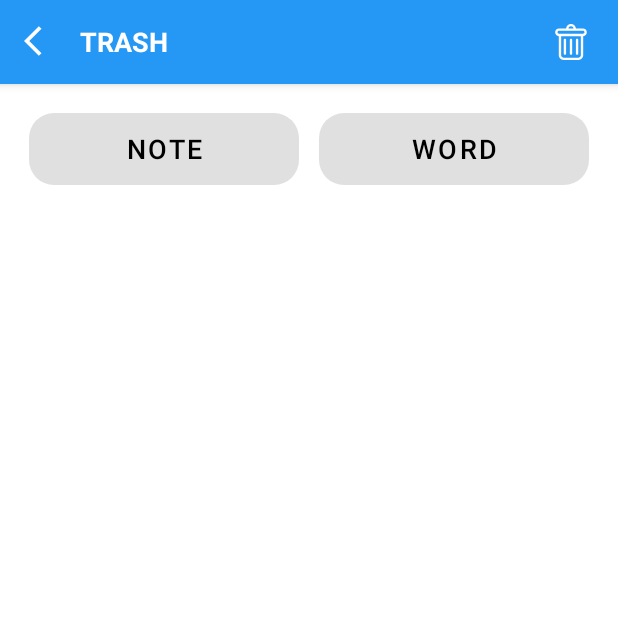
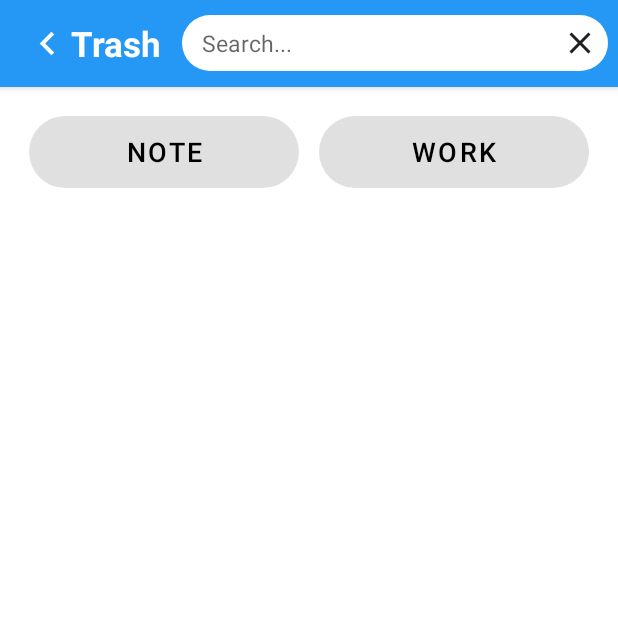
Before and after one commit to thaonguyenhuu251/Notes, an Android app: the TrashActivity screen opened directly, with no data from a screen before it, on a phone screen of 412 x 824 dp, the top half of it. Run offline under Robolectric (Android 15) with nearby library versions, the phone set to English and light mode, and no system bars; our stand-ins replace sdp/ssp sizes.

Commit message:
update layout trash setting, dialog delete, create layout fragment markbook  by nguyen gam

```diff
--- a/app/src/main/java/com/example/notes/ChartFragment.kt
+++ b/app/src/main/java/com/example/notes/ChartFragment.kt
@@ -34,7 +34,7 @@ class ChartFragment : Fragment() {
         savedInstanceState: Bundle?
     ): View? {
         // Inflate the layout for this fragment
-        return inflater.inflate(R.layout.fragment_chart, container, false)
+        return inflater.inflate(R.layout.fragment_markbook, container, false)
     }
 
     companion object {
--- a/app/src/main/java/com/example/notes/TrashActivity.kt
+++ b/app/src/main/java/com/example/notes/TrashActivity.kt
@@ -6,6 +6,6 @@ import android.os.Bundle
 class TrashActivity : AppCompatActivity() {
     override fun onCreate(savedInstanceState: Bundle?) {
         super.onCreate(savedInstanceState)
-        setContentView(R.layout.activity_trash)
+        setContentView(R.layout.trash_setting)
     }
 }
--- a/app/src/main/res/drawable/custom_circle_editext.xml
+++ b/app/src/main/res/drawable/custom_circle_button.xml
@@ -2,5 +2,5 @@
 <shape xmlns:android="http://schemas.android.com/apk/res/android"
     android:shape="rectangle">
     <solid android:color="@color/white"/>
-    <corners android:radius="@dimen/_13sdp"/>
+    <corners android:radius="@dimen/_20sdp"/>
 </shape>
--- /dev/null
+++ b/app/src/main/res/drawable/ic_baseline.xml
@@ -0,0 +1,10 @@
+<vector xmlns:android="http://schemas.android.com/apk/res/android"
+    android:width="@dimen/_24sdp"
+    android:height="@dimen/_24sdp"
+    android:tint="#212020"
+    android:viewportWidth="24"
+    android:viewportHeight="24">
+    <path
+        android:fillColor="@android:color/white"
+        android:pathData="M15.41,7.41L14,6l-6,6 6,6 1.41,-1.41L10.83,12z" />
+</vector>
--- a/app/src/main/res/layout/activity_trash.xml
+++ /dev/null
@@ -1,95 +0,0 @@
-<?xml version="1.0" encoding="utf-8"?>
-<androidx.constraintlayout.widget.ConstraintLayout
-    xmlns:android="http://schemas.android.com/apk/res/android"
-    xmlns:tools="http://schemas.android.com/tools"
-    android:layout_width="match_parent"
-    android:layout_height="match_parent"
-    xmlns:app="http://schemas.android.com/apk/res-auto"
-    tools:context=".TrashActivity">
-    <com.google.android.material.appbar.AppBarLayout
-        android:id="@+id/appBarLayout"
-        android:layout_width="match_parent"
-        android:layout_height="wrap_content"
-        app:layout_constraintEnd_toEndOf="parent"
-        app:layout_constraintStart_toStartOf="parent"
-        app:layout_constraintTop_toTopOf="parent">
-
-        <androidx.appcompat.widget.Toolbar
-            android:id="@+id/toolbar"
-            android:layout_width="match_parent"
-            android:layout_height="wrap_content"
-            android:background="@color/background_general"
-            android:minHeight="?attr/actionBarSize"
-            android:theme="?attr/actionBarTheme">
-
-            <TextView
-                android:id="@+id/txtBack"
-                android:layout_width="wrap_content"
-                android:layout_height="wrap_content"
-                android:layout_gravity="center_vertical"
-                android:drawablePadding="@dimen/_10sdp"
-                android:drawableTint="@color/white"
-                android:paddingVertical="@dimen/_5sdp"
-                android:text="TRASH"
-                android:textColor="@color/white"
-                android:textSize="@dimen/_14ssp"
-                android:textStyle="bold"
-                app:drawableStartCompat="@drawable/ic_arrow_back" />
-
-            <ImageView
-                android:layout_width="wrap_content"
-                android:layout_height="wrap_content"
-                android:layout_gravity="end"
-                android:layout_marginEnd="@dimen/_15sdp"
-                android:src="@drawable/ic_trash"
-                app:tint="@color/white" />
-        </androidx.appcompat.widget.Toolbar>
-    </com.google.android.material.appbar.AppBarLayout>
-
-    <LinearLayout
-        android:id="@+id/llTrash"
-        android:layout_width="match_parent"
-        android:layout_height="wrap_content"
-        android:orientation="horizontal"
-        app:layout_constraintTop_toBottomOf="@+id/appBarLayout"
-        android:layout_margin="@dimen/_15sdp">
-        <Button
-            android:id="@+id/btnTrashNote"
-            android:layout_width="0dp"
-            android:layout_weight="1"
-            android:layout_height="wrap_content"
-            android:text="Note"
-            android:textColor="@color/black"
-            android:textSize="@dimen/_14ssp"
-            android:enabled="false"
-            android:background="@drawable/custom_circle_editext"
-            android:layout_marginEnd="@dimen/_5sdp"/>
-
-        <Button
-            android:id="@+id/btnTrashWord"
-            android:layout_width="0dp"
-            android:layout_weight="1"
-            android:layout_height="wrap_content"
-            android:text="word"
-            android:textColor="@color/black"
-            android:textSize="@dimen/_14ssp"
-            android:enabled="false"
-            android:background="@drawable/custom_circle_editext"
-            android:layout_marginStart="@dimen/_5sdp"/>
-    </LinearLayout>
-
-    <ScrollView
-        android:layout_width="match_parent"
-        android:layout_height="wrap_content"
-        android:layout_margin="@dimen/_10sdp"
-        app:layout_constraintEnd_toEndOf="parent"
-        app:layout_constraintHorizontal_bias="0.0"
-        app:layout_constraintStart_toStartOf="parent"
-        app:layout_constraintTop_toBottomOf="@+id/llTrash">
-
-        <androidx.recyclerview.widget.RecyclerView
-            android:id="@+id/rcvTrash"
-            android:layout_width="wrap_content"
-            android:layout_height="match_parent"/>
-    </ScrollView>
-</androidx.constraintlayout.widget.ConstraintLayout>
--- /dev/null
+++ b/app/src/main/res/layout/trash_setting.xml
@@ -0,0 +1,132 @@
+<?xml version="1.0" encoding="utf-8"?>
+<androidx.constraintlayout.widget.ConstraintLayout xmlns:android="http://schemas.android.com/apk/res/android"
+    xmlns:app="http://schemas.android.com/apk/res-auto"
+    xmlns:tools="http://schemas.android.com/tools"
+    android:layout_width="match_parent"
+    android:layout_height="match_parent"
+    tools:context=".TrashActivity">
+
+    <com.google.android.material.appbar.AppBarLayout
+        android:id="@+id/appBarLayout"
+        android:layout_width="match_parent"
+        android:layout_height="wrap_content"
+        app:layout_anchorGravity="top"
+        app:layout_constraintEnd_toEndOf="parent"
+        app:layout_constraintStart_toStartOf="parent"
+        app:layout_constraintTop_toTopOf="parent">
+
+        <androidx.appcompat.widget.Toolbar
+            android:id="@+id/toolbar"
+            android:layout_width="match_parent"
+            android:layout_height="wrap_content"
+            android:background="@color/background_general"
+            android:elevation="@dimen/_10sdp">
+
+            <TextView
+                android:id="@+id/imgBackTrash"
+                android:layout_width="wrap_content"
+                android:layout_height="wrap_content"
+                android:layout_gravity="center_vertical"
+                android:layout_marginEnd="@dimen/_10sdp"
+                android:drawableStart="@drawable/ic_baseline"
+                android:paddingVertical="@dimen/_10sdp"
+                android:text="Trash"
+                android:textColor="@color/white"
+                android:textSize="@dimen/_18sdp"
+                android:textStyle="bold"
+                app:drawableTint="@color/white"
+                app:tint="@color/white" />
+
+            <RelativeLayout
+                android:id="@+id/rltSearch"
+                android:layout_width="match_parent"
+                android:layout_height="wrap_content"
+                android:layout_gravity="center_vertical"
+                android:layout_marginHorizontal="@dimen/_5sdp"
+                android:layout_marginVertical="@dimen/_7sdp"
+                android:background="@drawable/bg_search">
+
+                <EditText
+                    android:id="@+id/edtSearchTrash"
+                    android:layout_width="match_parent"
+                    android:layout_height="match_parent"
+                    android:layout_alignTop="@id/imgClose"
+                    android:layout_alignBottom="@id/imgClose"
+                    android:layout_alignParentStart="true"
+                    android:layout_gravity="center_vertical"
+                    android:layout_toStartOf="@+id/imgClose"
+                    android:background="@null"
+                    android:gravity="center_vertical"
+                    android:hint="Search..."
+                    android:inputType="text"
+                    android:maxLines="1"
+                    android:paddingHorizontal="@dimen/_10sdp"
+                    android:singleLine="true"
+                    android:textColor="@color/black"
+                    android:textCursorDrawable="@color/background_general"
+                    android:textSize="@dimen/_12ssp"
+                    app:drawableTint="@color/white" />
+
+                <ImageView
+                    android:id="@+id/imgClose"
+                    android:layout_width="wrap_content"
+                    android:layout_height="wrap_content"
+                    android:layout_alignParentEnd="true"
+                    android:layout_centerVertical="true"
+                    android:layout_gravity="center_vertical"
+                    android:padding="@dimen/_5sdp"
+                    android:src="@drawable/ic_clear" />
+            </RelativeLayout>
+
+        </androidx.appcompat.widget.Toolbar>
+
+    </com.google.android.material.appbar.AppBarLayout>
+
+    <LinearLayout
+        android:id="@+id/llTrash"
+        android:layout_width="match_parent"
+        android:layout_height="wrap_content"
+        android:layout_margin="@dimen/_15sdp"
+        android:orientation="horizontal"
+        app:layout_constraintTop_toBottomOf="@+id/appBarLayout">
+
+        <Button
+            android:id="@+id/btnTrashNote"
+            android:layout_width="0dp"
+            android:layout_height="wrap_content"
+            android:layout_marginEnd="@dimen/_5sdp"
+            android:layout_weight="1"
+            android:background="@drawable/custom_circle_button"
+            android:enabled="false"
+            android:text="Note"
+            android:textColor="@color/black"
+            android:textSize="@dimen/_14ssp" />
+
+        <Button
+            android:id="@+id/btnTrashWork"
+            android:layout_width="0dp"
+            android:layout_height="wrap_content"
+            android:layout_marginStart="@dimen/_5sdp"
+            android:layout_weight="1"
+            android:background="@drawable/custom_circle_button"
+            android:enabled="false"
+            android:text="work"
+            android:textColor="@color/black"
+            android:textSize="@dimen/_14ssp" />
+    </LinearLayout>
+
+    <ScrollView
+        android:layout_width="match_parent"
+        android:layout_height="wrap_content"
+        android:layout_margin="@dimen/_10sdp"
+        app:layout_constraintEnd_toEndOf="parent"
+        app:layout_constraintHorizontal_bias="0.0"
+        app:layout_constraintStart_toStartOf="parent"
+        app:layout_constraintTop_toBottomOf="@+id/llTrash">
+
+        <androidx.recyclerview.widget.RecyclerView
+            android:id="@+id/rcvTrash"
+            android:layout_width="wrap_content"
+            android:layout_height="match_parent" />
+    </ScrollView>
+</androidx.constraintlayout.widget.ConstraintLayout>
```
Also changed, not shown: app/src/main/res/layout/activity_main.xml (+14 -14 lines), app/src/main/res/layout/custom_item_trash.xml (+13 -13 lines), app/src/main/res/layout/custom_trash_dialog.xml (+43 -22 lines), app/src/main/res/layout/fragment_chart.xml (deleted, +0 -8 lines), app/src/main/res/layout/fragment_markbook.xml (added, +130 -0 lines), app/src/main/res/drawable/img_grabage.png (added).
